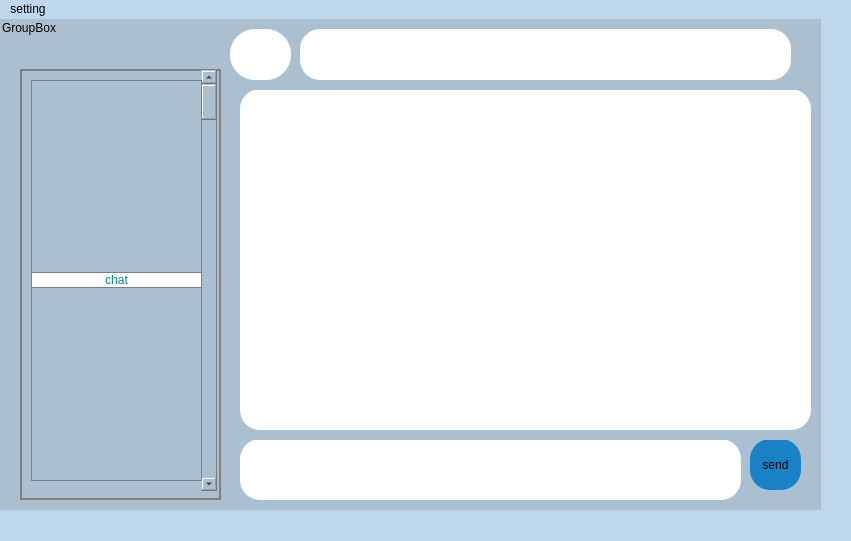
First picture: the form in client/mainwindow.ui, repository AP-projects-4001/jan-ghahve, before the edit.
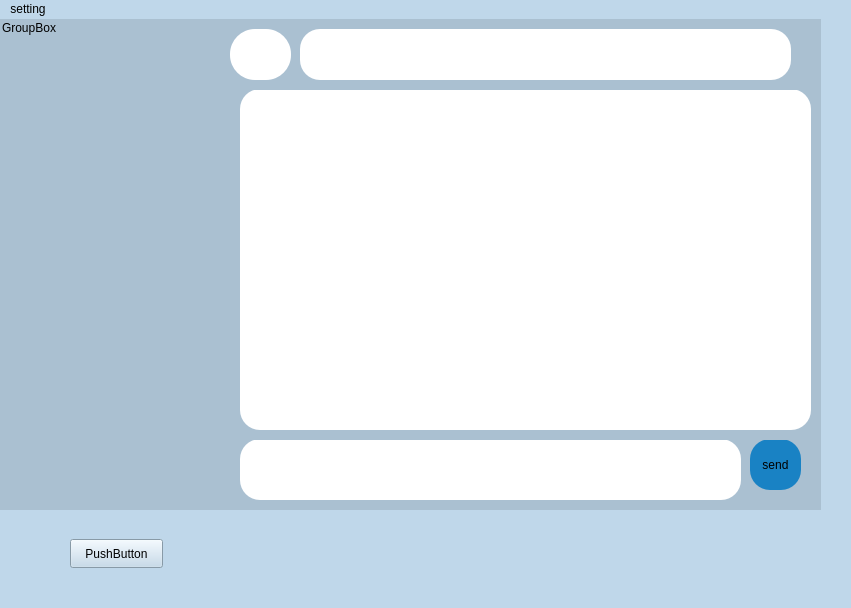
Second picture: the form after the edit. Icons and pictures are not drawn.

```diff
--- a/client/mainwindow.ui
+++ b/client/mainwindow.ui
@@ -7,7 +7,7 @@
     <x>0</x>
     <y>0</y>
     <width>851</width>
-    <height>541</height>
+    <height>608</height>
    </rect>
   </property>
   <property name="windowTitle">
@@ -166,70 +166,30 @@
     <property name="title">
      <string>GroupBox</string>
     </property>
-    <widget class="QScrollArea" name="scrollArea">
+    <widget class="QListWidget" name="listWidget">
      <property name="geometry">
       <rect>
-       <x>20</x>
+       <x>40</x>
        <y>50</y>
-       <width>201</width>
-       <height>431</height>
+       <width>161</width>
+       <height>391</height>
       </rect>
      </property>
-     <property name="styleSheet">
-      <string notr="true">border:1px solid gray;</string>
-     </property>
-     <property name="widgetResizable">
-      <bool>true</bool>
-     </property>
-     <widget class="QWidget" name="scrollAreaWidgetContents_2">
-      <property name="geometry">
-       <rect>
-        <x>0</x>
-        <y>0</y>
-        <width>199</width>
-        <height>429</height>
-       </rect>
-      </property>
-      <widget class="QScrollBar" name="verticalScrollBar">
-       <property name="geometry">
-        <rect>
-         <x>180</x>
-         <y>0</y>
-         <width>16</width>
-         <height>421</height>
-        </rect>
-       </property>
-       <property name="orientation">
-        <enum>Qt::Vertical</enum>
-       </property>
-      </widget>
-      <widget class="QWidget" name="verticalLayoutWidget">
-       <property name="geometry">
-        <rect>
-         <x>10</x>
-         <y>10</y>
-         <width>171</width>
-         <height>401</height>
-        </rect>
-       </property>
-       <layout class="QVBoxLayout" name="verticalLayout">
-        <item>
-         <widget class="QPushButton" name="pushButton_2">
-          <property name="styleSheet">
-           <string notr="true">border-radius: 20%;
-color:rgb(0, 136, 136);
-background-color:white;</string>
-          </property>
-          <property name="text">
-           <string>chat</string>
-          </property>
-         </widget>
-        </item>
-       </layout>
-      </widget>
-     </widget>
     </widget>
    </widget>
+   <widget class="QPushButton" name="test">
+    <property name="geometry">
+     <rect>
+      <x>70</x>
+      <y>520</y>
+      <width>93</width>
+      <height>29</height>
+     </rect>
+    </property>
+    <property name="text">
+     <string>PushButton</string>
+    </property>
+   </widget>
   </widget>
   <widget class="QMenuBar" name="menubar">
    <property name="geometry">
```
